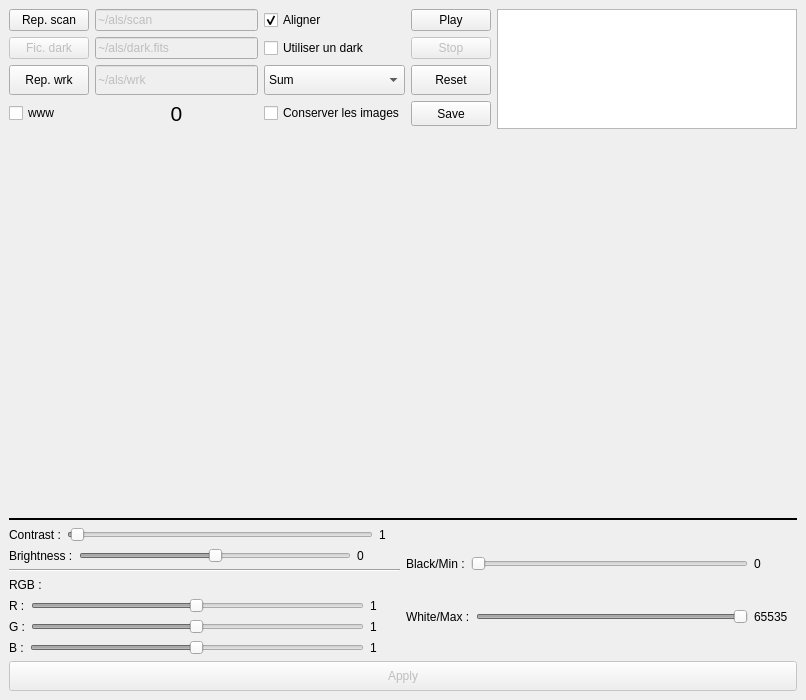
Before: the Qt Designer form alsui.ui in gehelem/als, drawn with Qt 5.
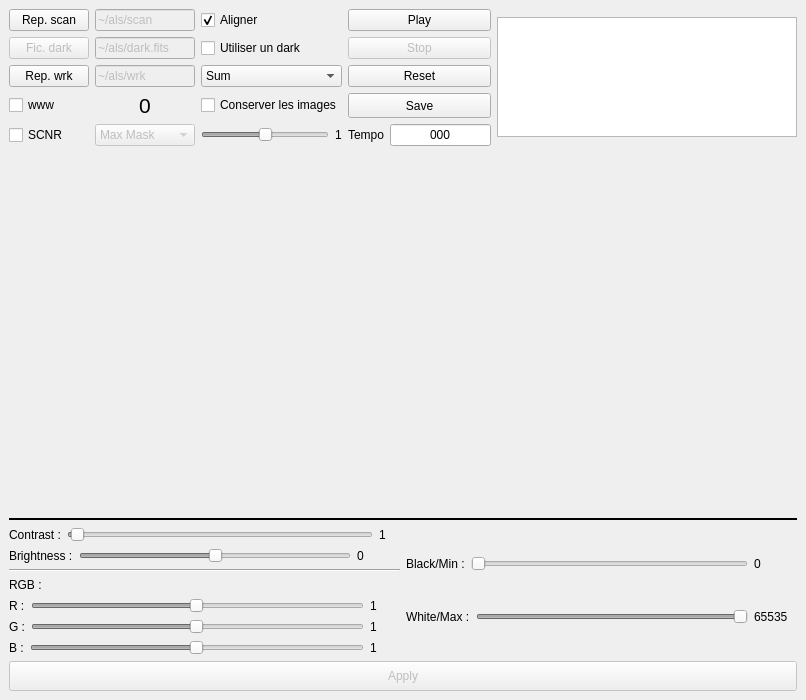
After: the same form once the commit is applied. Icons and pictures are not drawn.

Commit message: Change UI  : Add SCNR and Tempo

The edit to the form file:
```diff
--- a/alsui.ui
+++ b/alsui.ui
@@ -281,6 +281,91 @@
           </property>
          </widget>
         </item>
+        <item row="5" column="0">
+         <widget class="QCheckBox" name="cbSCNR">
+          <property name="text">
+           <string>SCNR</string>
+          </property>
+         </widget>
+        </item>
+        <item row="5" column="1">
+         <widget class="QComboBox" name="cmSCNR">
+          <property name="enabled">
+           <bool>false</bool>
+          </property>
+          <item>
+           <property name="text">
+            <string>Max Mask</string>
+           </property>
+          </item>
+          <item>
+           <property name="text">
+            <string>Add Mask</string>
+           </property>
+          </item>
+          <item>
+           <property name="text">
+            <string>Av Neutral</string>
+           </property>
+          </item>
+          <item>
+           <property name="text">
+            <string>Max Neutral</string>
+           </property>
+          </item>
+         </widget>
+        </item>
+        <item row="5" column="2">
+         <layout class="QHBoxLayout" name="horizontalLayout_10">
+          <item>
+           <widget class="QSlider" name="SCNR_Slider">
+            <property name="enabled">
+             <bool>false</bool>
+            </property>
+            <property name="maximum">
+             <number>100</number>
+            </property>
+            <property name="value">
+             <number>50</number>
+            </property>
+            <property name="orientation">
+             <enum>Qt::Horizontal</enum>
+            </property>
+           </widget>
+          </item>
+          <item>
+           <widget class="QLabel" name="vSCNR">
+            <property name="text">
+             <string>1</string>
+            </property>
+           </widget>
+          </item>
+         </layout>
+        </item>
+        <item row="5" column="3">
+         <layout class="QHBoxLayout" name="horizontalLayout_11">
+          <item>
+           <widget class="QLabel" name="label_10">
+            <property name="text">
+             <string>Tempo</string>
+            </property>
+           </widget>
+          </item>
+          <item>
+           <widget class="QLineEdit" name="lTempo">
+            <property name="inputMask">
+             <string>000</string>
+            </property>
+            <property name="text">
+             <string>000</string>
+            </property>
+            <property name="alignment">
+             <set>Qt::AlignCenter</set>
+            </property>
+           </widget>
+          </item>
+         </layout>
+        </item>
        </layout>
       </item>
       <item>
```
Left out of the diff: 48 changed lines with no effect on the pictures. The commit also changes 1 other file.
